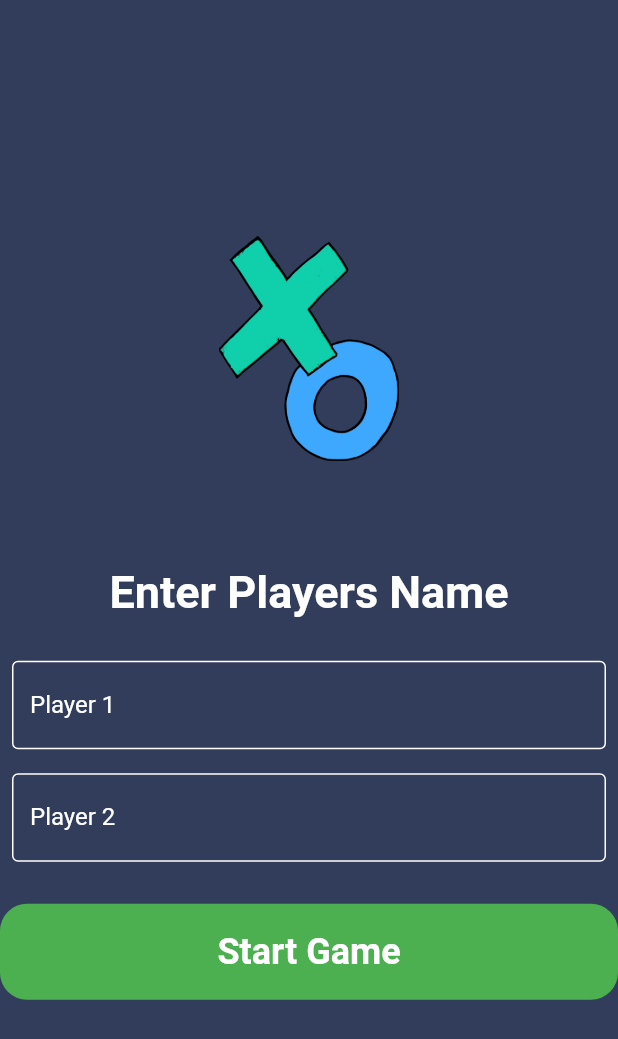
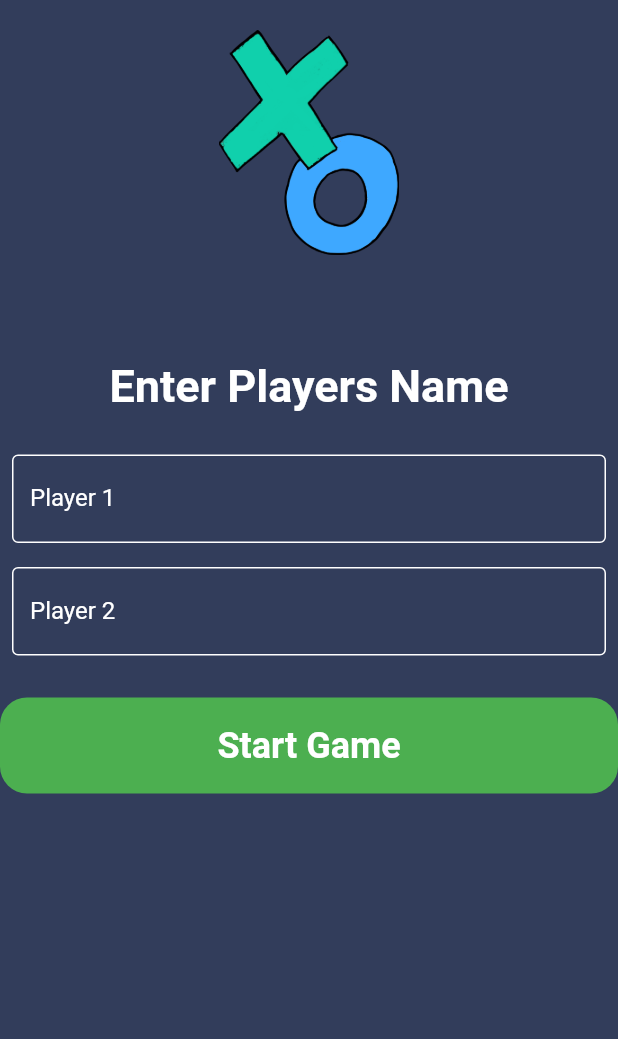
Before and after one commit to moustafa-hesham/XO-game, a Flutter app: the screen it shows after launch, on a phone screen of 412 x 824 dp. Shown: the top 1039 px of the screen. Run offline on Flutter 3.47's test engine with Material 2 defaults, Android fonts, the phone set to English and light mode, and no system bars.

Commit message:
Buggs fixed, App Icon updated

```diff
--- a/lib/screens/GameScreen.dart
+++ b/lib/screens/GameScreen.dart
@@ -37,7 +37,9 @@ class _GameScreenState extends State<GameScreen> {
       body: Column(
         mainAxisAlignment: MainAxisAlignment.center,
         children: [
-          Row(
+          Padding(
+            padding: const EdgeInsets.only(top: 20),
+            child: Row(
               mainAxisAlignment: MainAxisAlignment.center,
               children: [
                 const Padding(
@@ -58,6 +60,7 @@ class _GameScreenState extends State<GameScreen> {
                       fontWeight: FontWeight.bold),
                 )
               ],
+            ),
           ),
           const SizedBox(
             height: 30,
--- a/lib/screens/homeScreen.dart
+++ b/lib/screens/homeScreen.dart
@@ -27,16 +27,20 @@ class _HomePageState extends State<HomePage> {
     return Scaffold(
       backgroundColor: kPrimaryColor,
       // appBar: AppBar(title: Text('XO Game')),
-      body: Form(
+      body: SingleChildScrollView(
+        child: Form(
           key: _formKey,
           child: Column(
             crossAxisAlignment: CrossAxisAlignment.stretch,
             mainAxisAlignment: MainAxisAlignment.center,
             children: [
-            Image.asset(
+              Padding(
+                padding: const EdgeInsets.only(top: 20),
+                child: Image.asset(
                   'lib/assets/images/logo.png',
                   height: 150,
                   width: 150,
+                ),
               ),
               SizedBox(
                 height: 70,
@@ -98,6 +102,7 @@ class _HomePageState extends State<HomePage> {
             ],
           ),
         ),
+      ),
     );
   }
 }
```
Also changed, not shown: 12 other files. Lines whose indentation alone changed are shown as unchanged.
